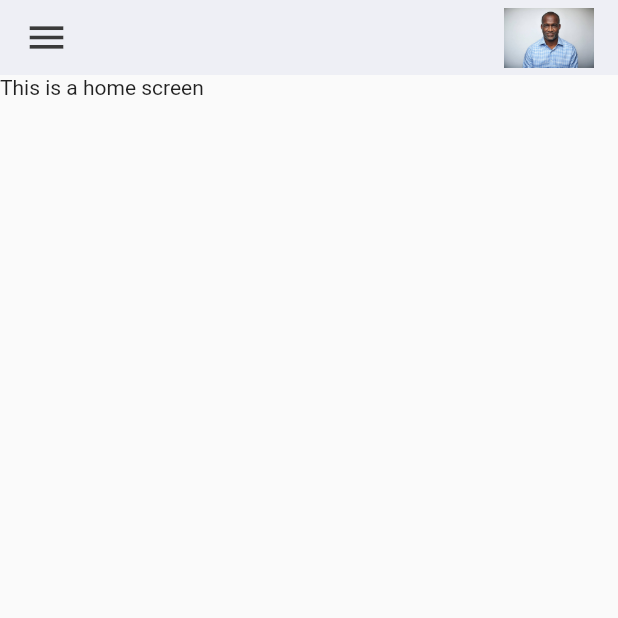
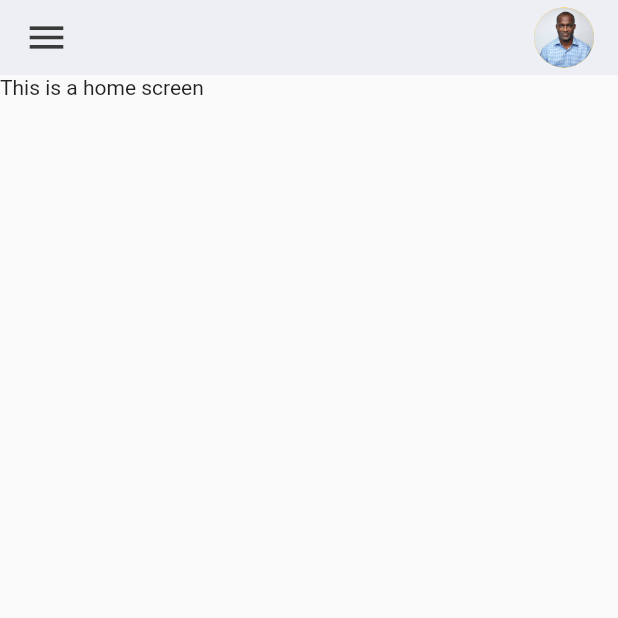
Before and after one commit to KINGSMITH97/pradipTODO, a Flutter app: the screen it shows after launch, on a phone screen of 412 x 824 dp, the top half of it. Run offline on Flutter 3.47's test engine with Material 2 defaults, Android fonts, the phone set to English and light mode, and no system bars.

Commit message:
Update home.dart

```diff
--- a/pradip_todo/lib/screens/home.dart
+++ b/pradip_todo/lib/screens/home.dart
@@ -25,9 +25,10 @@ class _HomeState extends State<Home> {
               size: 30,
             ),
             CircleAvatar(
-              radius: 30,
-              backgroundColor: Colors.transparent,
-              child: Image.asset("assets/images/port.jpg"),
+              radius: 20,
+              backgroundColor: Colors.amber,
+              foregroundImage: AssetImage("assets/images/port.jpg"),
+
             ),
           ],
         ),
```
